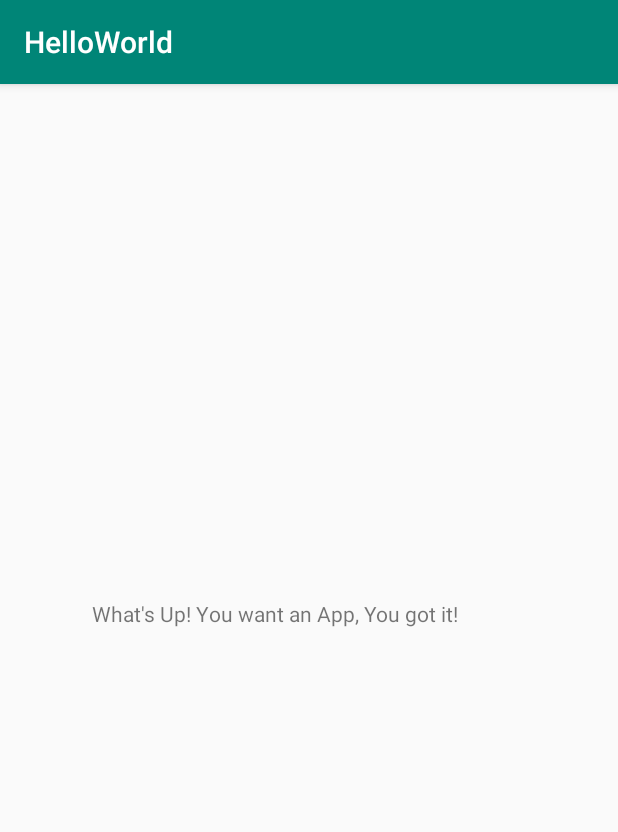
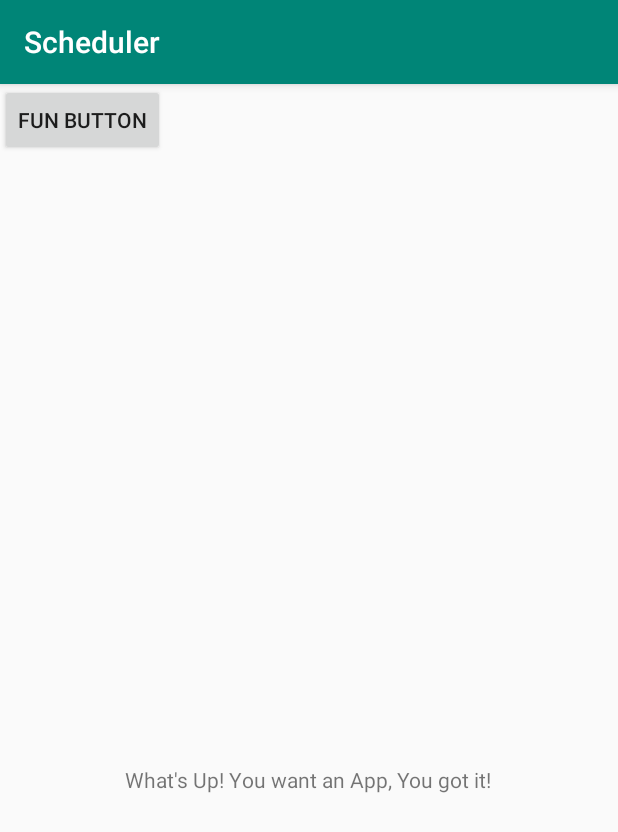
Before and after one commit to Bolajiomo99/AndroidApp, an Android app: the screen it shows after launch (MainActivity), on a phone screen of 412 x 824 dp. Shown: the top 832 px of the screen. Run offline under Robolectric (Android 15) with nearby library versions, the phone set to English and light mode, and no system bars.

Commit message:
adding a button

```diff
--- a/app/src/main/AndroidManifest.xml
+++ b/app/src/main/AndroidManifest.xml
@@ -2,20 +2,28 @@
 <manifest xmlns:android="http://schemas.android.com/apk/res/android"
     package="com.example.helloworld" >
 
+
+
     <application
         android:allowBackup="true"
         android:icon="@mipmap/ic_launcher"
-        android:label="@string/app_name"
+        android:label="Scheduler"
         android:roundIcon="@mipmap/ic_launcher_round"
         android:supportsRtl="true"
         android:theme="@style/AppTheme" >
+
         <activity android:name=".MainActivity" >
             <intent-filter>
                 <action android:name="android.intent.action.MAIN" />
 
                 <category android:name="android.intent.category.LAUNCHER" />
             </intent-filter>
+
         </activity>
+
+
+
     </application>
 
+
 </manifest>
--- a/app/src/main/res/layout/activity_main.xml
+++ b/app/src/main/res/layout/activity_main.xml
@@ -7,15 +7,26 @@
     android:layout_height="match_parent"
     tools:context=".MainActivity">
 
+
+
+
     <TextView
         android:layout_width="wrap_content"
         android:layout_height="wrap_content"
         android:text="What's Up! You want an App, You got it!"
         app:layout_constraintBottom_toBottomOf="parent"
-        app:layout_constraintHorizontal_bias="0.364"
+        app:layout_constraintHorizontal_bias="0.497"
         app:layout_constraintLeft_toLeftOf="parent"
         app:layout_constraintRight_toRightOf="parent"
         app:layout_constraintTop_toTopOf="parent"
-        app:layout_constraintVertical_bias="0.459" />
+        app:layout_constraintVertical_bias="0.606" />
+
+    <Button
+        android:id="@+id/button_id"
+        android:layout_width="wrap_content"
+        android:layout_height="wrap_content"
+        android:text="Fun Button"
+        tools:layout_editor_absoluteX="169dp"
+        tools:layout_editor_absoluteY="383dp" />
 
 </androidx.constraintlayout.widget.ConstraintLayout>
```
Also changed, not shown: app/src/main/java/com/example/helloworld/MainActivity.java (+14 -0 lines).
